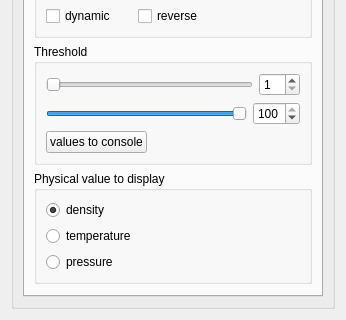
teuben/nemo, file usr/jcl/glnemo2/src/formobjectcontrol.ui: the form before one commit; both pictures show x 0 to 346 and y 620 to 940 of the 346 by 940 pixel window.
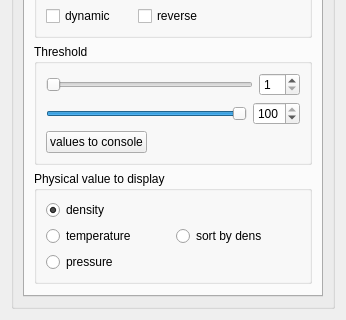
The form after the commit. Icons and pictures are not drawn.

Patch:
```diff
--- a/usr/jcl/glnemo2/src/formobjectcontrol.ui
+++ b/usr/jcl/glnemo2/src/formobjectcontrol.ui
@@ -41,7 +41,7 @@
      <property name="title">
       <string>Objects</string>
      </property>
-     <layout class="QGridLayout" name="gridLayout_9">
+     <layout class="QGridLayout" name="gridLayout_10">
       <item row="0" column="0" colspan="2">
        <widget class="QTabWidget" name="tabWidget">
         <property name="enabled">
@@ -850,7 +850,7 @@
          <attribute name="title">
           <string>Density</string>
          </attribute>
-         <layout class="QGridLayout" name="gridLayout_10">
+         <layout class="QGridLayout" name="gridLayout_9">
           <item row="0" column="0">
            <widget class="QGraphicsView" name="dens_histo_view">
             <property name="sizePolicy">
@@ -1202,6 +1202,8 @@
               </widget>
              </item>
              <item row="1" column="0">
+              <layout class="QHBoxLayout" name="horizontalLayout_4">
+               <item>
               <widget class="QRadioButton" name="temp_phys_radio">
                <property name="text">
                 <string>temperature</string>
@@ -1210,6 +1212,21 @@
                 <bool>false</bool>
                </property>
               </widget>
+               </item>
+               <item>
+                <widget class="QRadioButton" name="tempdens_phys_radio">
+                 <property name="toolTip">
+                  <string>Temperature sorted by density</string>
+                 </property>
+                 <property name="text">
+                  <string>sort by dens</string>
+                 </property>
+                 <property name="checked">
+                  <bool>false</bool>
+                 </property>
+                </widget>
+               </item>
+              </layout>
              </item>
              <item row="2" column="0">
               <widget class="QRadioButton" name="pressure_phys_radio">
```
Lines whose indentation alone changed are shown as unchanged.
